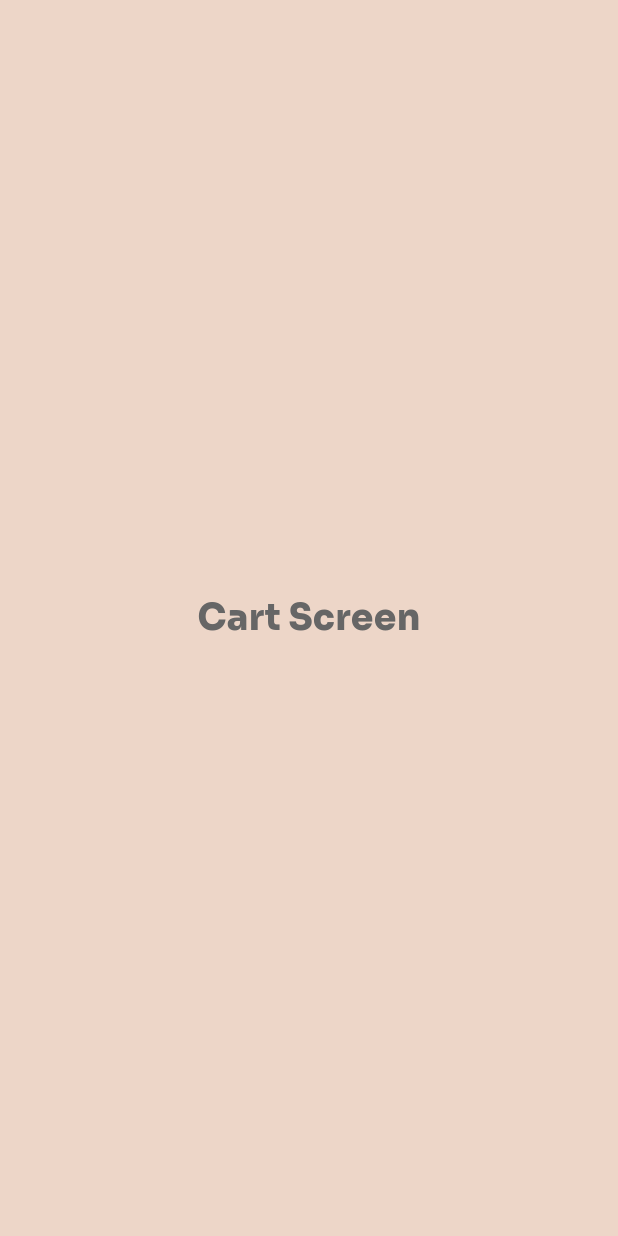
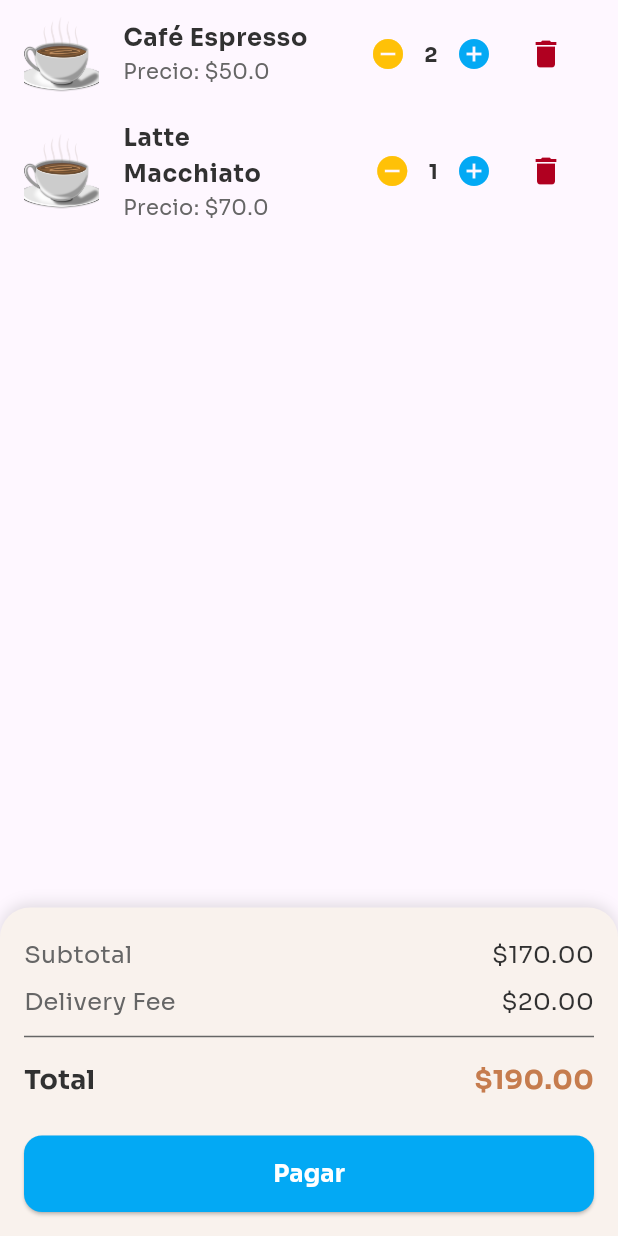
Before and after one commit to BrayanReynoso/BrewStation-UI, a Flutter app: the CartSceen screen opened directly, on a phone screen of 412 x 824 dp. Run offline on Flutter 3.47's test engine with Material 3 defaults, Android fonts, the phone set to English and light mode, and no system bars; our stand-ins replace flutter_svg, loading_animation_widget; network calls fail.

Commit message:
[Added] UI components for cart screen
- Created CartItemWidget and CartSummaryWidget for displaying cart items and summary.
- Updated Cart screen layout with new widgets.

```diff
--- a/brew_station_ui/lib/modules/cart/cart.dart
+++ b/brew_station_ui/lib/modules/cart/cart.dart
@@ -1,26 +1,70 @@
 import 'package:brew_station_ui/core/constants/colors.dart';
+import 'package:brew_station_ui/widgets/cart/cart_item.dart';
+import 'package:brew_station_ui/widgets/cart/cart_summary.dart';
 import 'package:flutter/material.dart';
 
-class CartSceen extends StatefulWidget {
-  const CartSceen({super.key});
+class CartSceen extends StatelessWidget {
+  final List<Map<String, dynamic>> cartItems = [
+    {
+      "id": 1,
+      "name": "Café Espresso",
+      "price": 50.0,
+      "quantity": 2,
+      "image": "assets/images/coffe.webp",
+    },
+    {
+      "id": 2,
+      "name": "Latte Macchiato",
+      "price": 70.0,
+      "quantity": 1,
+       "image": "assets/images/coffe.webp",
+    },
+  ];
+
+  final double deliveryFee = 20.0;
+
+  CartSceen({super.key});
 
   @override
-  State<CartSceen> createState() => _CartSceenState();
-}
+  Widget build(BuildContext context) {
+    double subtotal = cartItems.fold(
+      0,
+      (sum, item) => sum + (item['price'] * item['quantity']),
+    );
+    double total = subtotal + deliveryFee;
 
-class _CartSceenState extends State<CartSceen> {
-  @override
-  Widget build(BuildContext context) {
-   return const Scaffold(
-      backgroundColor: AppColors.backgroundLight,
-      body: Center(
-        child: Text('Cart Screen',
-          style: TextStyle(
-            fontSize: 24,
-            color: AppColors.textSecondary,
-            fontFamily: "sora",  fontWeight: FontWeight.w900,
+    return Scaffold(
+
+      body: Column(
+        children: [
+          Expanded(
+            child: ListView.builder(
+              itemCount: cartItems.length,
+              itemBuilder: (context, index) {
+                return CartItemWidget(
+                  item: cartItems[index],
+                  onQuantityChanged: (newQuantity) {
+                    // Lógica para manejar el cambio de cantidad
+                    print("Updated item ${cartItems[index]['name']} to $newQuantity");
+                  },
+                  onRemove: () {
+                    // Lógica para eliminar un artículo del carrito
+                    print("Removed item ${cartItems[index]['name']}");
+                  },
+                );
+              },
+            ),
           ),
-        ),
+          CartSummaryWidget(
+            subtotal: subtotal,
+            deliveryFee: deliveryFee,
+            total: total,
+            onCheckout: () {
+              // Lógica para proceder al checkout
+              print("Proceeding to checkout with total: $total");
+            },
+          ),
+        ],
       ),
     );
   }
--- /dev/null
+++ b/brew_station_ui/lib/widgets/cart/cart_item.dart
@@ -0,0 +1,79 @@
+import 'package:brew_station_ui/core/constants/colors.dart';
+import 'package:flutter/material.dart';
+
+class CartItemWidget extends StatelessWidget {
+  final Map<String, dynamic> item;
+  final void Function(int newQuantity) onQuantityChanged;
+  final VoidCallback onRemove;
+
+  const CartItemWidget({
+    Key? key,
+    required this.item,
+    required this.onQuantityChanged,
+    required this.onRemove,
+  }) : super(key: key);
+
+  @override
+  Widget build(BuildContext context) {
+    return ListTile(
+      leading: Image.asset(
+        item['image'],
+        width: 50,
+        height: 50,
+        fit: BoxFit.cover,
+      ),
+      title: Text(
+        item['name'],
+        style: const TextStyle(
+          fontFamily: "Sora",
+          fontSize: 16,
+          fontWeight: FontWeight.bold,
+          color: AppColors.textPrimaryDark,
+        ),
+      ),
+      subtitle: Text(
+        "Precio: \$${item['price']}",
+        style: const TextStyle(
+          fontFamily: "Sora",
+          fontSize: 14,
+          color: AppColors.textSecondary,
+        ),
+      ),
+      trailing: Row(
+        mainAxisSize: MainAxisSize.min,
+        children: [
+          IconButton(
+            icon: const Icon(Icons.remove_circle),
+            color: AppColors.warningColor,
+            onPressed: () {
+              if (item['quantity'] > 1) {
+                onQuantityChanged(item['quantity'] - 1);
+              }
+            },
+          ),
+          Text(
+            "${item['quantity']}",
+            style: const TextStyle(
+              fontFamily: "Sora",
+              fontSize: 14,
+              fontWeight: FontWeight.bold,
+              color: AppColors.textPrimaryDark,
+            ),
+          ),
+          IconButton(
+            icon: const Icon(Icons.add_circle),
+            color: AppColors.accentColor,
+            onPressed: () {
+              onQuantityChanged(item['quantity'] + 1);
+            },
+          ),
+          IconButton(
+            icon: const Icon(Icons.delete),
+            color: AppColors.dangerColor,
+            onPressed: onRemove,
+          ),
+        ],
+      ),
+    );
+  }
+}
--- /dev/null
+++ b/brew_station_ui/lib/widgets/cart/cart_summary.dart
@@ -0,0 +1,136 @@
+import 'package:flutter/material.dart';
+import 'package:brew_station_ui/core/constants/colors.dart';
+
+class CartSummaryWidget extends StatelessWidget {
+  final double subtotal;
+  final double deliveryFee;
+  final double total;
+  final VoidCallback onCheckout;
+
+  const CartSummaryWidget({
+    Key? key,
+    required this.subtotal,
+    required this.deliveryFee,
+    required this.total,
+    required this.onCheckout,
+  }) : super(key: key);
+
+  @override
+  Widget build(BuildContext context) {
+    return Container(
+      padding: const EdgeInsets.all(16),
+      decoration: BoxDecoration(
+        color: AppColors.backgroundSoft,
+        borderRadius: const BorderRadius.vertical(top: Radius.circular(20)),
+        boxShadow: [
+          BoxShadow(
+            color: AppColors.textSecondary.withOpacity(0.2),
+            offset: const Offset(0, -2),
+            blurRadius: 8,
+          ),
+        ],
+      ),
+      child: Column(
+        mainAxisSize: MainAxisSize.min,
+        crossAxisAlignment: CrossAxisAlignment.stretch,
+        children: [
+          Padding(
+            padding: const EdgeInsets.symmetric(vertical: 4.0),
+            child: Row(
+              mainAxisAlignment: MainAxisAlignment.spaceBetween,
+              children: [
+                Text(
+                  "Subtotal",
+                  style: const TextStyle(
+                    fontFamily: "Sora",
+                    fontSize: 16,
+                    color: AppColors.textSecondary,
+                  ),
+                ),
+                Text(
+                  "\$${subtotal.toStringAsFixed(2)}",
+                  style: const TextStyle(
+                    fontFamily: "Sora",
+                    fontSize: 16,
+                    color: AppColors.textPrimaryDark,
+                  ),
+                ),
+              ],
+            ),
+          ),
+          Padding(
+            padding: const EdgeInsets.symmetric(vertical: 4.0),
+            child: Row(
+              mainAxisAlignment: MainAxisAlignment.spaceBetween,
+              children: [
+                Text(
+                  "Delivery Fee",
+                  style: const TextStyle(
+                    fontFamily: "Sora",
+                    fontSize: 16,
+                    color: AppColors.textSecondary,
+                  ),
+                ),
+                Text(
+                  "\$${deliveryFee.toStringAsFixed(2)}",
+                  style: const TextStyle(
+                    fontFamily: "Sora",
+                    fontSize: 16,
+                    color: AppColors.textPrimaryDark,
+                  ),
+                ),
+              ],
+            ),
+          ),
+          const Divider(color: AppColors.textSecondary, thickness: 1),
+          Padding(
+            padding: const EdgeInsets.symmetric(vertical: 8.0),
+            child: Row(
+              mainAxisAlignment: MainAxisAlignment.spaceBetween,
+              children: [
+                Text(
+                  "Total",
+                  style: const TextStyle(
+                    fontFamily: "Sora",
+                    fontSize: 18,
+                    fontWeight: FontWeight.bold,
+                    color: AppColors.textPrimaryDark,
+                  ),
+                ),
+                Text(
+                  "\$${total.toStringAsFixed(2)}",
+                  style: const TextStyle(
+                    fontFamily: "Sora",
+                    fontSize: 18,
+                    fontWeight: FontWeight.bold,
+                    color: AppColors.primaryAccent,
+                  ),
+                ),
+              ],
+            ),
+          ),
+          const SizedBox(height: 16),
+          ElevatedButton(
+            onPressed: onCheckout,
+            style: ElevatedButton.styleFrom(
+              backgroundColor: AppColors.accentColor,
+              padding: const EdgeInsets.symmetric(vertical: 14),
+              shape: RoundedRectangleBorder(
+                borderRadius: BorderRadius.circular(12),
+              ),
+            ),
+            child: const Text(
+              "Pagar",
+              style: TextStyle(
+                fontFamily: "Sora",
+                fontSize: 16,
+                fontWeight: FontWeight.bold,
+                color: AppColors.white,
+              ),
+            ),
+          ),
+        ],
+      ),
+    );
+  }
+}
--- a/brew_station_ui/lib/widgets/navigation_bar.dart
+++ b/brew_station_ui/lib/widgets/navigation_bar.dart
@@ -18,7 +18,7 @@ class _NavigationBarWidgetState extends State<NavigationBarWidget> {
   final List<Widget> _screens = [
     const HomeScreen(),
     const LikesScreen(),
-    const CartSceen(),
+    CartSceen(),
     const ProfileScreen()
   ];
 
```
